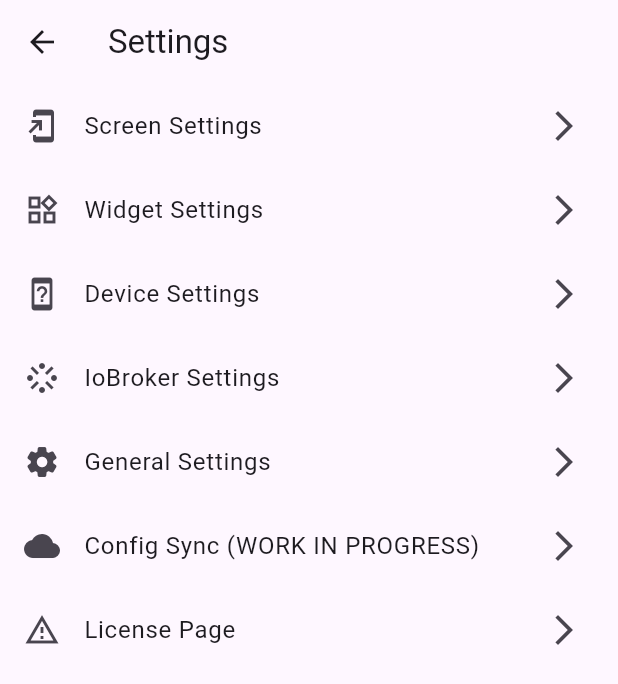
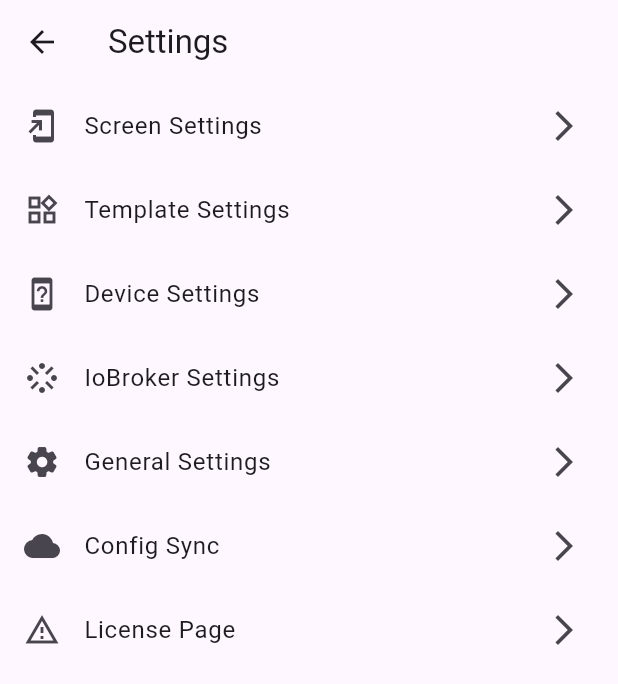
Before and after one commit to moba15/hiob_app, a Flutter app: the screen it shows after launch, after a tap on the "visibility" icon, after a tap on the "settings" icon, on a phone screen of 412 x 824 dp. Shown: the top 684 px of the screen. Run offline on Flutter 3.47's test engine with Material 2 defaults, Android fonts, the phone set to English and light mode, and no system bars; our stand-ins replace bloc, device_info_plus, dropdown_search, equatable, file_picker, flutter_bloc and 6 more; missing offline and left inert: flutter_logs, flutter_vibrate, network_info_plus; generated files the repository leaves out were written again; network calls fail; statements that could not run were skipped.

Commit message:
Added Some Language support

```diff
--- a/l10n.yaml
+++ b/l10n.yaml
@@ -1,3 +1,4 @@
 arb-dir: lib/l10n
 template-arb-file: app_en.arb
 output-localization-file: app_localizations.dart
+locale: Locale('ar'),
--- a/lib/app.dart
+++ b/lib/app.dart
@@ -6,7 +6,7 @@ import 'package:smart_home/manager/manager.dart';
 import 'package:smart_home/manager/screen_manager.dart';
 import 'package:smart_home/view/main/main_screen.dart';
 import 'package:smart_home/utils/theme.dart';
-
+import 'package:flutter_gen/gen_l10n/app_localizations.dart';
 class App extends MaterialApp {
   App(
       {Key? key,
@@ -15,6 +15,7 @@ class App extends MaterialApp {
       : super(
             key: key,
             localizationsDelegates: [
+              AppLocalizations.delegate,
               GlobalMaterialLocalizations.delegate,
               GlobalWidgetsLocalizations.delegate,
               GlobalCupertinoLocalizations.delegate,
@@ -25,7 +26,9 @@ class App extends MaterialApp {
             ],
             navigatorKey: Manager.navigatorKey,
 
+
             theme: ThemeData.light(useMaterial3: true),
+
             darkTheme: Material3Theme.darkMaterial3Theme,
             home: RepositoryProvider<Manager>.value(
                 value: manager,
--- a/lib/manager/manager.dart
+++ b/lib/manager/manager.dart
@@ -66,7 +66,7 @@ class Manager {
   var random = Random();
 
   Future<void> load() async {
-    deviceInfo.androidInfo.then((value) => androidInfo = value);
+    androidInfo = await deviceInfo.androidInfo!;
     final pref = await SharedPreferences.getInstance();
 
     fileManager = FileManager(pref: pref, manager: this);
--- a/lib/settings/ioBroker_settings/view/iobroker_settings_page.dart
+++ b/lib/settings/ioBroker_settings/view/iobroker_settings_page.dart
@@ -49,7 +49,7 @@ class IoBrokerSettingsView extends StatelessWidget {
             Expanded(
               flex: 3,
               child: Container(
-                margin: const EdgeInsets.only(left: 20.0, right: 20.0),
+                margin: const EdgeInsets.only(left: 20.0, right: 10.0, top:15),
                 child: TextField(
                   onChanged: (v) => {ioBrokerManager.changeIp(v)},
                   decoration: const InputDecoration(labelText: "IP"),
@@ -60,7 +60,7 @@ class IoBrokerSettingsView extends StatelessWidget {
             Expanded(
               flex: 1,
               child: Container(
-                margin: const EdgeInsets.only(left: 20.0, right: 20.0),
+                margin: const EdgeInsets.only(right: 20.0, top:15),
                 child: TextField(
                   decoration: const InputDecoration(labelText: "Port"),
                   onChanged: (v) => {ioBrokerManager.changePort(int.parse(v))},
--- a/lib/settings/view/main_settings_screen.dart
+++ b/lib/settings/view/main_settings_screen.dart
@@ -8,7 +8,7 @@ import 'package:smart_home/settings/view/screen_setting_screen.dart';
 
 import '../widget_settings/widget_template_settings/view/widget_template_list_page.dart';
 import 'device_setting_screen.dart';
-
+import 'package:flutter_gen/gen_l10n/app_localizations.dart';
 class MainSettingsScreen extends StatelessWidget {
   final Manager manager;
 
@@ -17,13 +17,14 @@ class MainSettingsScreen extends StatelessWidget {
   @override
   Widget build(BuildContext context) {
     return Scaffold(
+
       appBar: AppBar(
         title: const Text("Settings"),
       ),
       body: ListView(
         children: [
           ListTile(
-            title: const Text("Screen Settings"),
+            title: Text(AppLocalizations.of(context)!.settings_page_screen_setting),
             leading: const Icon(Icons.add_to_home_screen_outlined),
             trailing: const Icon(Icons.arrow_forward_ios),
             onTap: () => {
@@ -36,7 +37,7 @@ class MainSettingsScreen extends StatelessWidget {
             },
           ),
           ListTile(
-            title: const Text("Widget Settings"),
+            title: Text(AppLocalizations.of(context)!.settings_page_widget_setting),
             leading: const Icon(Icons.widgets_outlined),
             trailing: const Icon(Icons.arrow_forward_ios),
             onTap: () => {
@@ -49,7 +50,7 @@ class MainSettingsScreen extends StatelessWidget {
             },
           ),
           ListTile(
-            title: const Text("Device Settings"),
+            title: Text(AppLocalizations.of(context)!.settings_page_device_setting),
             leading: const Icon(Icons.device_unknown),
             trailing: const Icon(Icons.arrow_forward_ios),
             onTap: () => {
@@ -62,7 +63,7 @@ class MainSettingsScreen extends StatelessWidget {
             },
           ),
           ListTile(
-            title: const Text("IoBroker Settings"),
+            title: Text(AppLocalizations.of(context)!.settings_page_iobroker_settings),
             leading: const Icon(Icons.stream),
             trailing: const Icon(Icons.arrow_forward_ios),
             onTap: () => {
@@ -77,7 +78,7 @@ class MainSettingsScreen extends StatelessWidget {
             },
           ),
           ListTile(
-            title: const Text("General Settings"),
+            title: Text(AppLocalizations.of(context)!.settings_page_general_settings),
             leading: const Icon(Icons.settings_rounded),
             trailing: const Icon(Icons.arrow_forward_ios),
             onTap: () => {
@@ -92,7 +93,7 @@ class MainSettingsScreen extends StatelessWidget {
             },
           ),
           ListTile(
-            title: const Text("Config Sync (WORK IN PROGRESS)"),
+            title: Text(AppLocalizations.of(context)!.settings_page_config_sync),
             leading: const Icon(Icons.cloud),
             trailing: const Icon(Icons.arrow_forward_ios),
             onTap: () => {
@@ -110,7 +111,7 @@ class MainSettingsScreen extends StatelessWidget {
               showLicensePage(
                   context: context,
                   applicationName: "HIoB",
-                  applicationVersion: "0.1",
+                  applicationVersion: "0.4",
                   applicationLegalese: "LICENCE MIT",
                   applicationIcon: const Icon(Icons.smartphone_sharp))
             },
--- /dev/null
+++ b/lib/utils/app_locallization_shortcut.dart
@@ -0,0 +1,5 @@
+import 'package:flutter/material.dart';
+import 'package:flutter_gen/gen_l10n/app_localizations.dart';
+AppLocalizations getAppLocalizations(BuildContext context) {
+  return AppLocalizations.of(context)!;
+}
```
Also changed, not shown: lib/l10n/app_en.arb (+53 -1 lines), lib/settings/device_setting/device_list/view/device_list_page.dart (+7 -6 lines), lib/settings/screen_setting/screen_list/view/screen_edit_page.dart (+28 -25 lines), lib/settings/screen_setting/screen_list/view/screen_list_page.dart (+6 -6 lines), lib/settings/widget_settings/widget_template_settings/view/template_add_edit_page.dart (+10 -9 lines), lib/settings/widget_settings/widget_template_settings/view/widget_template_list_page.dart (+10 -13 lines).
